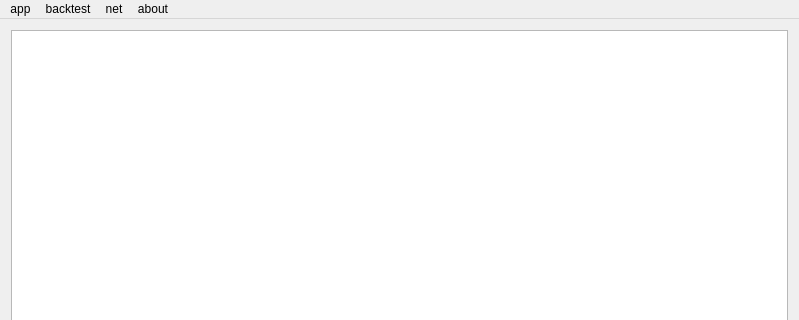
xclxxl414/bftrader, file btgateway/ui/mainwindow.ui: the form before one commit; both pictures show x 0 to 799 and y 0 to 320 of the 799 by 581 pixel window.
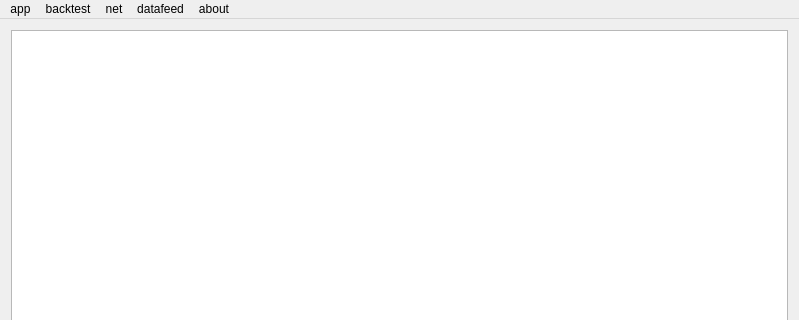
The form after the commit.

```diff
--- a/btgateway/ui/mainwindow.ui
+++ b/btgateway/ui/mainwindow.ui
@@ -72,9 +72,17 @@
     <addaction name="actionNetStart"/>
     <addaction name="actionNetStop"/>
    </widget>
+   <widget class="QMenu" name="menuDatafeed">
+    <property name="title">
+     <string>datafeed</string>
+    </property>
+    <addaction name="actionDfConnect"/>
+    <addaction name="actionDfDisconnect"/>
+   </widget>
    <addaction name="menuApp"/>
    <addaction name="menuBacktest"/>
    <addaction name="menuNet"/>
+   <addaction name="menuDatafeed"/>
    <addaction name="menuAbout"/>
   </widget>
   <action name="actionAppQuit">
```
Left out of the diff: 10 changed lines with no effect on the pictures.
